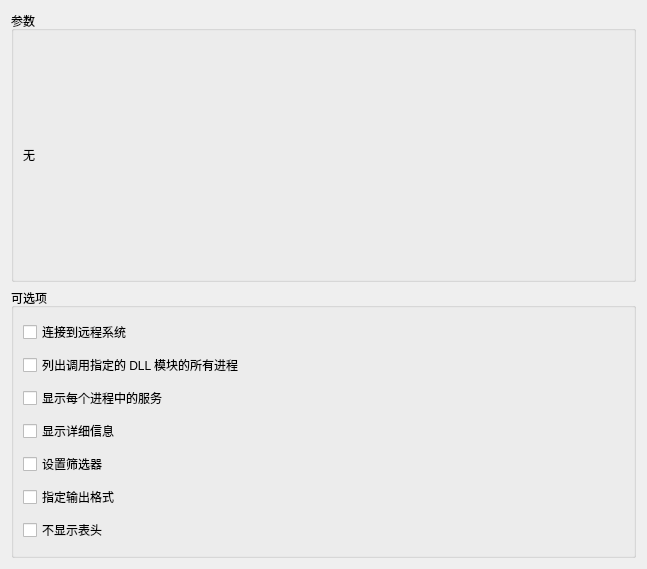
The window that src/EasyCmd/CmdEditors/TasklistEditor.ui (doasyourself/EasyCmd) describes before a commit, drawn with Qt 5.
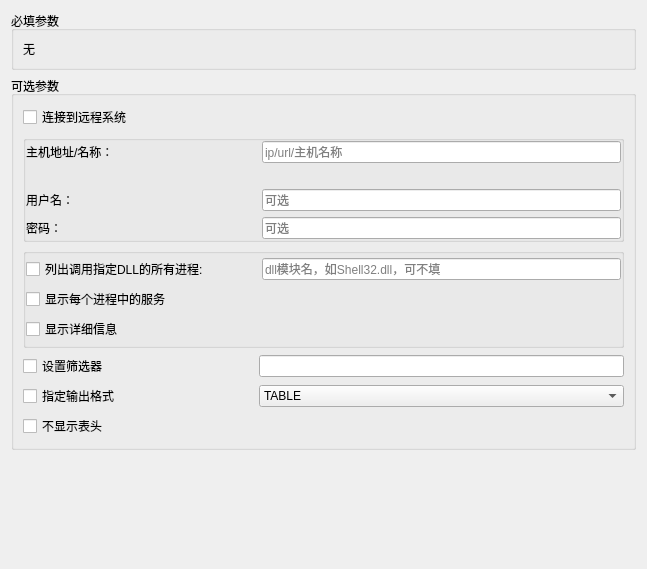
The same window after the commit.

Commit message: 编写tasklist命令，界面基本画好了

What changed in the file:
```diff
--- a/src/EasyCmd/CmdEditors/TasklistEditor.ui
+++ b/src/EasyCmd/CmdEditors/TasklistEditor.ui
@@ -17,7 +17,7 @@
    <item>
     <widget class="QGroupBox" name="groupBox">
      <property name="title">
-      <string>参数</string>
+      <string>必填参数</string>
      </property>
      <layout class="QVBoxLayout" name="verticalLayout">
       <item>
@@ -33,7 +33,7 @@
    <item>
     <widget class="QGroupBox" name="groupBox_2">
      <property name="title">
-      <string>可选项</string>
+      <string>可选参数</string>
      </property>
      <layout class="QVBoxLayout" name="verticalLayout_3">
       <item>
@@ -44,50 +44,345 @@
        </widget>
       </item>
       <item>
-       <widget class="QCheckBox" name="checkBox_2">
-        <property name="text">
-         <string>列出调用指定的 DLL 模块的所有进程</string>
+       <widget class="QGroupBox" name="groupBox_remote_system">
+        <property name="title">
+         <string/>
         </property>
-       </widget>
-      </item>
-      <item>
-       <widget class="QCheckBox" name="checkBox_3">
-        <property name="text">
-         <string>显示每个进程中的服务</string>
+        <property name="flat">
+         <bool>false</bool>
         </property>
+        <layout class="QVBoxLayout" name="verticalLayout_4">
+         <property name="leftMargin">
+          <number>0</number>
+         </property>
+         <property name="topMargin">
+          <number>0</number>
+         </property>
+         <property name="rightMargin">
+          <number>0</number>
+         </property>
+         <property name="bottomMargin">
+          <number>0</number>
+         </property>
+         <item>
+          <layout class="QGridLayout" name="gridLayout">
+           <property name="topMargin">
+            <number>0</number>
+           </property>
+           <item row="0" column="0">
+            <widget class="QLabel" name="label_title_option_s">
+             <property name="minimumSize">
+              <size>
+               <width>230</width>
+               <height>0</height>
+              </size>
+             </property>
+             <property name="maximumSize">
+              <size>
+               <width>230</width>
+               <height>16777215</height>
+              </size>
+             </property>
+             <property name="toolTip">
+              <string>/S</string>
+             </property>
+             <property name="text">
+              <string>主机地址/名称：</string>
+             </property>
+            </widget>
+           </item>
+           <item row="0" column="1">
+            <widget class="QLineEdit" name="lineEdit_option_s">
+             <property name="toolTip">
+              <string>/S</string>
+             </property>
+             <property name="placeholderText">
+              <string>ip/url/主机名称</string>
+             </property>
+            </widget>
+           </item>
+           <item row="3" column="0">
+            <widget class="QLabel" name="label_title_option_p">
+             <property name="minimumSize">
+              <size>
+               <width>230</width>
+               <height>0</height>
+              </size>
+             </property>
+             <property name="maximumSize">
+              <size>
+               <width>230</width>
+               <height>16777215</height>
+              </size>
+             </property>
+             <property name="text">
+              <string>密码：</string>
+             </property>
+            </widget>
+           </item>
+           <item row="3" column="1">
+            <widget class="QLineEdit" name="lineEdit_option_p">
+             <property name="placeholderText">
+              <string>可选</string>
+             </property>
+            </widget>
+           </item>
+           <item row="2" column="1">
+            <widget class="QLineEdit" name="lineEdit_option_u">
+             <property name="toolTip">
+              <string>/U</string>
+             </property>
+             <property name="placeholderText">
+              <string>可选</string>
+             </property>
+            </widget>
+           </item>
+           <item row="2" column="0">
+            <widget class="QLabel" name="label_title_option_u">
+             <property name="minimumSize">
+              <size>
+               <width>230</width>
+               <height>0</height>
+              </size>
+             </property>
+             <property name="maximumSize">
+              <size>
+               <width>230</width>
+               <height>16777215</height>
+              </size>
+             </property>
+             <property name="toolTip">
+              <string>/U</string>
+             </property>
+             <property name="text">
+              <string>用户名：</string>
+             </property>
+            </widget>
+           </item>
+           <item row="1" column="1">
+            <widget class="QLabel" name="label_info_option_s">
+             <property name="text">
+              <string/>
+             </property>
+            </widget>
+           </item>
+          </layout>
+         </item>
+        </layout>
        </widget>
       </item>
       <item>
-       <widget class="QCheckBox" name="checkBox_4">
-        <property name="text">
-         <string>显示详细信息</string>
+       <widget class="QGroupBox" name="groupBox_option_group2">
+        <property name="minimumSize">
+         <size>
+          <width>0</width>
+          <height>100</height>
+         </size>
         </property>
-       </widget>
-      </item>
-      <item>
-       <widget class="QCheckBox" name="checkBox_5">
-        <property name="text">
-         <string>设置筛选器</string>
+        <property name="title">
+         <string/>
         </property>
-       </widget>
-      </item>
-      <item>
-       <widget class="QCheckBox" name="checkBox_6">
-        <property name="text">
-         <string>指定输出格式</string>
+        <property name="flat">
+         <bool>false</bool>
         </property>
+        <layout class="QVBoxLayout" name="verticalLayout_5">
+         <property name="leftMargin">
+          <number>0</number>
+         </property>
+         <property name="topMargin">
+          <number>0</number>
+         </property>
+         <property name="rightMargin">
+          <number>0</number>
+         </property>
+         <property name="bottomMargin">
+          <number>0</number>
+         </property>
+         <item>
+          <layout class="QGridLayout" name="gridLayout_2">
+           <property name="topMargin">
+            <number>0</number>
+           </property>
+           <item row="0" column="1">
+            <widget class="QLineEdit" name="lineEdit_option_m">
+             <property name="placeholderText">
+              <string>dll模块名，如Shell32.dll，可不填</string>
+             </property>
+            </widget>
+           </item>
+           <item row="0" column="0">
+            <widget class="QCheckBox" name="checkBox_option_m">
+             <property name="minimumSize">
+              <size>
+               <width>230</width>
+               <height>0</height>
+              </size>
+             </property>
+             <property name="maximumSize">
+              <size>
+               <width>230</width>
+               <height>16777215</height>
+              </size>
+             </property>
+             <property name="text">
+              <string>列出调用指定DLL的所有进程:</string>
+             </property>
+             <property name="autoExclusive">
+              <bool>false</bool>
+             </property>
+            </widget>
+           </item>
+           <item row="1" column="0">
+            <widget class="QCheckBox" name="checkBox_option_svc">
+             <property name="minimumSize">
+              <size>
+               <width>230</width>
+               <height>0</height>
+              </size>
+             </property>
+             <property name="maximumSize">
+              <size>
+               <width>230</width>
+               <height>16777215</height>
+              </size>
+             </property>
+             <property name="text">
+              <string>显示每个进程中的服务</string>
+             </property>
+             <property name="autoExclusive">
+              <bool>false</bool>
+             </property>
+            </widget>
+           </item>
+           <item row="2" column="0">
+            <widget class="QCheckBox" name="checkBox_option_v">
+             <property name="minimumSize">
+              <size>
+               <width>230</width>
+               <height>0</height>
+              </size>
+             </property>
+             <property name="maximumSize">
+              <size>
+               <width>230</width>
+               <height>16777215</height>
+              </size>
+             </property>
+             <property name="text">
+              <string>显示详细信息</string>
+             </property>
+             <property name="autoExclusive">
+              <bool>false</bool>
+             </property>
+            </widget>
+           </item>
+          </layout>
+         </item>
+        </layout>
        </widget>
       </item>
       <item>
-       <widget class="QCheckBox" name="checkBox_7">
-        <property name="text">
-         <string>不显示表头</string>
+       <layout class="QGridLayout" name="gridLayout_3">
+        <property name="topMargin">
+         <number>0</number>
         </property>
-       </widget>
+        <item row="0" column="0">
+         <widget class="QCheckBox" name="checkBox_option_fi">
+          <property name="minimumSize">
+           <size>
+            <width>230</width>
+            <height>0</height>
+           </size>
+          </property>
+          <property name="maximumSize">
+           <size>
+            <width>230</width>
+            <height>16777215</height>
+           </size>
+          </property>
+          <property name="text">
+           <string>设置筛选器</string>
+          </property>
+         </widget>
+        </item>
+        <item row="1" column="0">
+         <widget class="QCheckBox" name="checkBox_option_fo">
+          <property name="minimumSize">
+           <size>
+            <width>230</width>
+            <height>0</height>
+           </size>
+          </property>
+          <property name="maximumSize">
+           <size>
+            <width>230</width>
+            <height>16777215</height>
+           </size>
+          </property>
+          <property name="text">
+           <string>指定输出格式</string>
+          </property>
+         </widget>
+        </item>
+        <item row="2" column="0">
+         <widget class="QCheckBox" name="checkBox_option_nh">
+          <property name="minimumSize">
+           <size>
+            <width>230</width>
+            <height>0</height>
+           </size>
+          </property>
+          <property name="maximumSize">
+           <size>
+            <width>230</width>
+            <height>16777215</height>
+           </size>
+          </property>
+          <property name="text">
+           <string>不显示表头</string>
+          </property>
+         </widget>
+        </item>
+        <item row="1" column="1">
+         <widget class="QComboBox" name="comboBox_option_fo">
+          <item>
+           <property name="text">
+            <string>TABLE</string>
+           </property>
+          </item>
+          <item>
+           <property name="text">
+            <string>LIST</string>
+           </property>
+          </item>
+          <item>
+           <property name="text">
+            <string>CSV</string>
+           </property>
+          </item>
+         </widget>
+        </item>
+        <item row="0" column="1">
+         <widget class="QLineEdit" name="lineEdit_option_fi"/>
+        </item>
+       </layout>
       </item>
      </layout>
     </widget>
    </item>
+   <item>
+    <spacer name="verticalSpacer">
+     <property name="orientation">
+      <enum>Qt::Vertical</enum>
+     </property>
+     <property name="sizeHint" stdset="0">
+      <size>
+       <width>20</width>
+       <height>40</height>
+      </size>
+     </property>
+    </spacer>
+   </item>
   </layout>
  </widget>
  <resources/>
```
Left out of the diff: 2 changed lines with no effect on the pictures. The commit also changes 4 other files.
